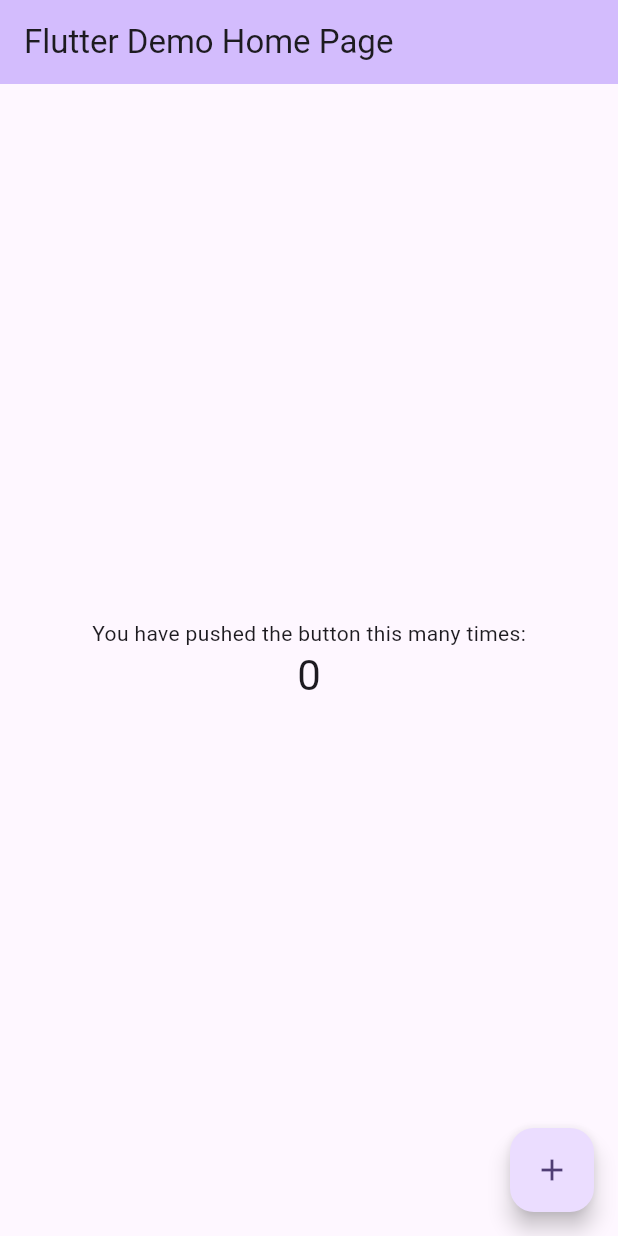
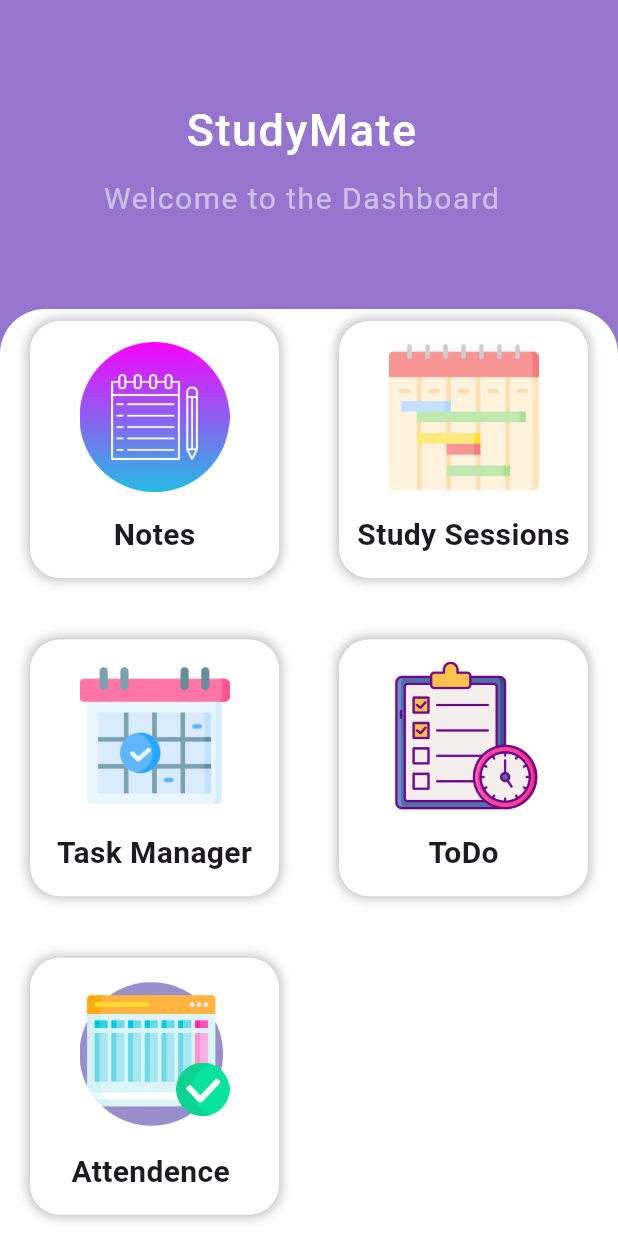
Before and after one commit to DURBAroy111/StudyMate, a Flutter app: the screen it shows after launch, on a phone screen of 412 x 824 dp. Run offline on Flutter 3.47's test engine with Material 3 defaults, Android fonts, the light colour scheme and no system bars.

Commit message:
Added Dashboard page

```diff
--- a/study_mate/lib/main.dart
+++ b/study_mate/lib/main.dart
@@ -1,4 +1,5 @@
 import 'package:flutter/material.dart';
+
 
 void main() {
   runApp(const MyApp());
@@ -7,119 +8,292 @@
 class MyApp extends StatelessWidget {
   const MyApp({super.key});
 
-  // This widget is the root of your application.
   @override
   Widget build(BuildContext context) {
     return MaterialApp(
-      title: 'Flutter Demo',
-      theme: ThemeData(
-        // This is the theme of your application.
-        //
-        // TRY THIS: Try running your application with "flutter run". You'll see
-        // the application has a purple toolbar. Then, without quitting the app,
-        // try changing the seedColor in the colorScheme below to Colors.green
-        // and then invoke "hot reload" (save your changes or press the "hot
-        // reload" button in a Flutter-supported IDE, or press "r" if you used
-        // the command line to start the app).
-        //
-        // Notice that the counter didn't reset back to zero; the application
-        // state is not lost during the reload. To reset the state, use hot
-        // restart instead.
-        //
-        // This works for code too, not just values: Most code changes can be
-        // tested with just a hot reload.
-        colorScheme: ColorScheme.fromSeed(seedColor: Colors.deepPurple),
-        useMaterial3: true,
-      ),
-      home: const MyHomePage(title: 'Flutter Demo Home Page'),
+      debugShowCheckedModeBanner: false,
+      home : Dashboard(),
     );
   }
 }
 
-class MyHomePage extends StatefulWidget {
-  const MyHomePage({super.key, required this.title});
+class Dashboard extends StatelessWidget {
+  var height, width;
 
-  // This widget is the home page of your application. It is stateful, meaning
-  // that it has a State object (defined below) that contains fields that affect
-  // how it looks.
+  List imgSrc = [
+    "images/notes.png",
+    "images/session.png",
+    "images/task.png",
+    "images/time.png",
+    "images/attendence.png",
+  ];
 
-  // This class is the configuration for the state. It holds the values (in this
-  // case the title) provided by the parent (in this case the App widget) and
-  // used by the build method of the State. Fields in a Widget subclass are
-  // always marked "final".
-
-  final String title;
-
-  @override
-  State<MyHomePage> createState() => _MyHomePageState();
-}
-
-class _MyHomePageState extends State<MyHomePage> {
-  int _counter = 0;
-
-  void _incrementCounter() {
-    setState(() {
-      // This call to setState tells the Flutter framework that something has
-      // changed in this State, which causes it to rerun the build method below
-      // so that the display can reflect the updated values. If we changed
-      // _counter without calling setState(), then the build method would not be
-      // called again, and so nothing would appear to happen.
-      _counter++;
-    });
-  }
+  List titles = [
+    "Notes",
+    "Study Sessions",
+    "Task Manager",
+    "ToDo",
+    "Attendence ",
+  ];
 
   @override
   Widget build(BuildContext context) {
-    // This method is rerun every time setState is called, for instance as done
-    // by the _incrementCounter method above.
-    //
-    // The Flutter framework has been optimized to make rerunning build methods
-    // fast, so that you can just rebuild anything that needs updating rather
-    // than having to individually change instances of widgets.
+    height = MediaQuery.of(context).size.height;
+    width = MediaQuery.of(context).size.width;
+
     return Scaffold(
-      appBar: AppBar(
-        // TRY THIS: Try changing the color here to a specific color (to
-        // Colors.amber, perhaps?) and trigger a hot reload to see the AppBar
-        // change color while the other colors stay the same.
-        backgroundColor: Theme.of(context).colorScheme.inversePrimary,
-        // Here we take the value from the MyHomePage object that was created by
-        // the App.build method, and use it to set our appbar title.
-        title: Text(widget.title),
-      ),
-      body: Center(
-        // Center is a layout widget. It takes a single child and positions it
-        // in the middle of the parent.
+      body: Container(
+        color: Colors.deepPurple[300],
+        height: height,
+        width: width,
         child: Column(
-          // Column is also a layout widget. It takes a list of children and
-          // arranges them vertically. By default, it sizes itself to fit its
-          // children horizontally, and tries to be as tall as its parent.
-          //
-          // Column has various properties to control how it sizes itself and
-          // how it positions its children. Here we use mainAxisAlignment to
-          // center the children vertically; the main axis here is the vertical
-          // axis because Columns are vertical (the cross axis would be
-          // horizontal).
-          //
-          // TRY THIS: Invoke "debug painting" (choose the "Toggle Debug Paint"
-          // action in the IDE, or press "p" in the console), to see the
-          // wireframe for each widget.
-          mainAxisAlignment: MainAxisAlignment.center,
-          children: <Widget>[
-            const Text(
-              'You have pushed the button this many times:',
+          children: [
+            Container(
+              decoration: BoxDecoration(),
+              height: height * 0.25,
+              width: width,
+              child: Padding(
+                padding: EdgeInsets.only(
+                  top: 65,
+                  left: 20,
+                  right: 30,
+                ),
+                child: Column(
+                  crossAxisAlignment: CrossAxisAlignment.center,
+                  children: [
+                    Column(
+                      children: [
+                        Text(
+                          "StudyMate",
+                          style: TextStyle(
+                            fontSize: 30,
+                            color: Colors.white,
+                            fontWeight: FontWeight.w500,
+                            letterSpacing: 1,
+                          ),
+                        ),
+                        SizedBox(height: 10),
+                        Text(
+                          "Welcome to the Dashboard",
+                          style: TextStyle(
+                            fontSize: 20,
+                            color: Colors.white54,
+                            letterSpacing: 1,
+                          ),
+                        ),
+                      ],
+                    )
+                  ],
+                ),
+              ),
             ),
-            Text(
-              '$_counter',
-              style: Theme.of(context).textTheme.headlineMedium,
-            ),
+            Container(
+              decoration: BoxDecoration(
+                  color: Colors.white,
+                  borderRadius: BorderRadius.only(
+                    topLeft: Radius.circular(30),
+                    topRight: Radius.circular(30),
+                  )),
+              height: height * 0.75,
+              width: width,
+              child: GridView.builder(
+                gridDelegate: SliverGridDelegateWithFixedCrossAxisCount(
+                  crossAxisCount: 2,
+                  childAspectRatio: 1.1,
+                  mainAxisSpacing: 25,
+                ),
+                shrinkWrap: true,
+                physics: NeverScrollableScrollPhysics(),
+                itemCount: imgSrc.length,
+                itemBuilder: (context, index) {
+                  if (index == 0) {
+                    return InkWell(
+                      onTap: () {
+                        Navigator.push(
+                          context,
+                          MaterialPageRoute(
+                            builder: (context) => NotesPage(),
+                          ),
+                        );
+                      },
+                      child: buildContainer(index),
+                    );
+                  } else if (index == 1) {
+                    return InkWell(
+                      onTap: () {
+                        Navigator.push(
+                          context,
+                          MaterialPageRoute(
+                            builder: (context) => StudySessionsPage(),
+                          ),
+                        );
+                      },
+                      child: buildContainer(index),
+                    );
+                  } else if (index == 2) {
+                    return InkWell(
+                      onTap: () {
+                        Navigator.push(
+                          context,
+                          MaterialPageRoute(
+                            builder: (context) => TaskManagerPage(),
+                          ),
+                        );
+                      },
+                      child: buildContainer(index),
+                    );
+                  } else if (index == 3) {
+                    return InkWell(
+                      onTap: () {
+                        Navigator.push(
+                          context,
+                          MaterialPageRoute(
+                            builder: (context) => ToDoPage(),
+                          ),
+                        );
+                      },
+                      child: buildContainer(index),
+                    );
+                  }
+                  else if (index == 4) {
+                    return InkWell(
+                      onTap: () {
+                        Navigator.push(
+                          context,
+                          MaterialPageRoute(
+                            builder: (context) => AttendencePage(),
+                          ),
+                        );
+                      },
+                      child: buildContainer(index),
+                    );
+                  }
+                  else {
+                    return Container(); // You can return a default widget for other indices
+                  }
+                },
+              ),
+            )
           ],
         ),
       ),
-      floatingActionButton: FloatingActionButton(
-        onPressed: _incrementCounter,
-        tooltip: 'Increment',
-        child: const Icon(Icons.add),
-      ), // This trailing comma makes auto-formatting nicer for build methods.
+    );
+  }
+
+  Widget buildContainer(int index) {
+    return Container(
+      margin: EdgeInsets.symmetric(vertical: 8, horizontal: 20),
+      decoration: BoxDecoration(
+        borderRadius: BorderRadius.circular(20),
+        color: Colors.white,
+        boxShadow: [
+          BoxShadow(
+            color: Colors.black26,
+            spreadRadius: 1,
+            blurRadius: 6,
+          ),
+        ],
+      ),
+      child: Column(
+        mainAxisAlignment: MainAxisAlignment.spaceEvenly,
+        children: [
+          Image.asset(
+            imgSrc[index],
+            width: 100,
+          ),
+          Text(
+            titles[index],
+            style: TextStyle(
+              fontSize: 20,
+              fontWeight: FontWeight.bold,
+            ),
+          )
+        ],
+      ),
     );
   }
 }
+
+class NotesPage extends StatelessWidget {
+  @override
+  Widget build(BuildContext context) {
+    return Scaffold(
+      appBar: AppBar(
+        title: Text("Notes"),
+      ),
+      body: Center(
+        child: Text(
+          'This is the detailed page for Notes.',
+          style: TextStyle(fontSize: 20),
+        ),
+      ),
+    );
+  }
+}
+
+class StudySessionsPage extends StatelessWidget {
+  @override
+  Widget build(BuildContext context) {
+    return Scaffold(
+      appBar: AppBar(
+        title: Text("Study Sessions"),
+      ),
+      body: Center(
+        child: Text(
+          'This is the detailed page for Study Sessions.',
+          style: TextStyle(fontSize: 20),
+        ),
+      ),
+    );
+  }
+}
+
+class TaskManagerPage extends StatelessWidget {
+  @override
+  Widget build(BuildContext context) {
+    return Scaffold(
+      appBar: AppBar(
+        title: Text("Task Manager"),
+      ),
+      body: Center(
+        child: Text(
+          'This is the detailed page for Task Manager.',
+          style: TextStyle(fontSize: 20),
+        ),
+      ),
+    );
+  }
+}
+class AttendencePage extends StatelessWidget {
+  @override
+  Widget build(BuildContext context) {
+    return Scaffold(
+      appBar: AppBar(
+        title: Text("Attendence Tracker"),
+      ),
+      body: Center(
+        child: Text(
+          'This is the detailed page for Attendence Tracker.',
+          style: TextStyle(fontSize: 20),
+        ),
+      ),
+    );
+  }
+}
+
+class ToDoPage extends StatelessWidget {
+  @override
+  Widget build(BuildContext context) {
+    return Scaffold(
+      appBar: AppBar(
+        title: Text("ToDo"),
+      ),
+      body: Center(
+        child: Text(
+          'This is the detailed page for ToDo.',
+          style: TextStyle(fontSize: 20),
+        ),
+      ),
+    );
+  }
+}
```
Also changed, not shown: study_mate/images/agenda.png (added).
